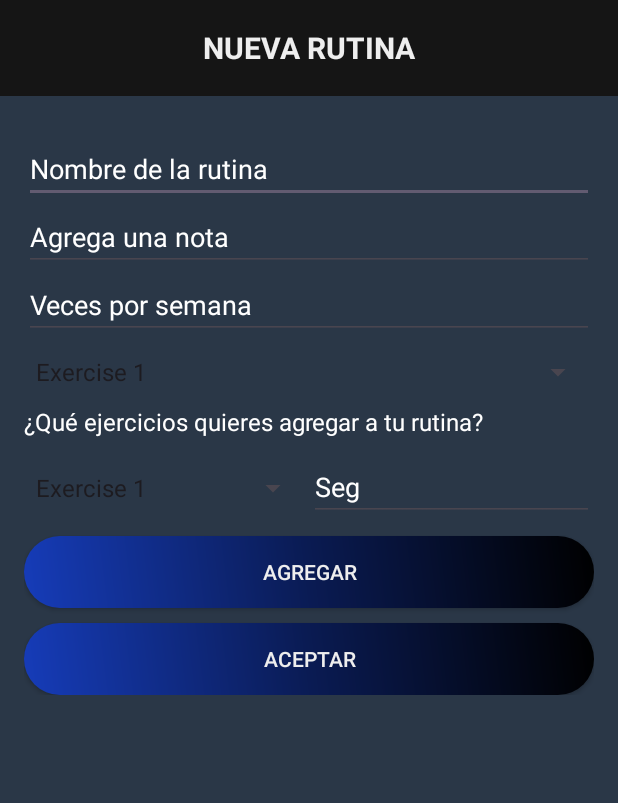
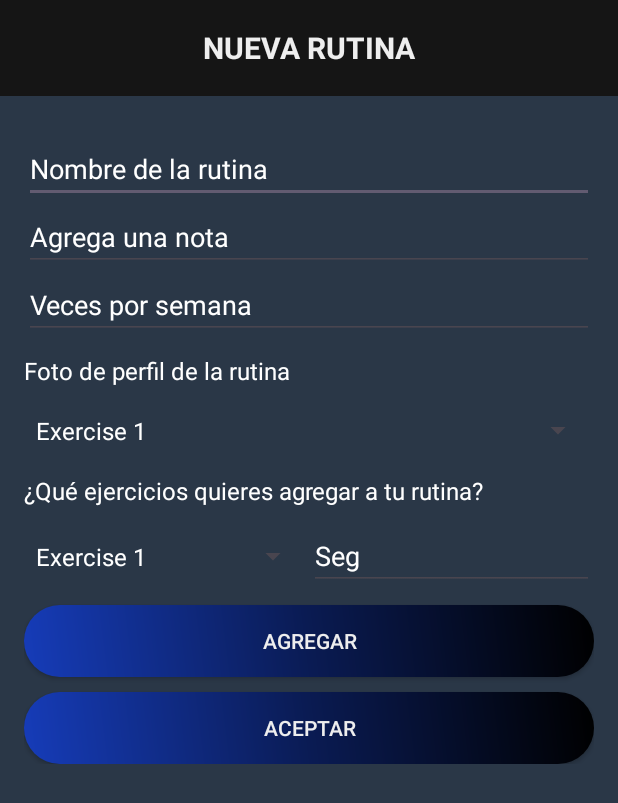
Before and after one commit to PieroJurupe/Android_ExerciseRoutine, an Android app: the AddRoutineActivity screen opened directly, with no data from a screen before it, after a tap on "AGREGAR", on a phone screen of 412 x 824 dp. Shown: the top 803 px of the screen. Run offline under Robolectric (Android 15) with nearby library versions, the phone set to English and light mode, and no system bars.

Commit message:
Mejorando diseño

```diff
--- a/app/src/main/java/com/example/gymapp/AddRoutineActivity.java
+++ b/app/src/main/java/com/example/gymapp/AddRoutineActivity.java
@@ -48,8 +48,9 @@ public class AddRoutineActivity extends AppCompatActivity {
         buttonAddExercise = findViewById(R.id.buttonAddExercise);
         layoutNewExercises = findViewById(R.id.layoutNewExercises);
 
+        // AddRoutineActivity.java
         ArrayAdapter<CharSequence> adapter = ArrayAdapter.createFromResource(this,
-                R.array.exercise_images, android.R.layout.simple_spinner_item);
+                R.array.exercise_images, R.layout.spinner_item);
         adapter.setDropDownViewResource(android.R.layout.simple_spinner_dropdown_item);
         spinnerExerciseImage.setAdapter(adapter);
 
@@ -95,7 +96,7 @@ public class AddRoutineActivity extends AppCompatActivity {
 
         Spinner newSpinner = new Spinner(this);
         ArrayAdapter<CharSequence> adapter = ArrayAdapter.createFromResource(this,
-                R.array.exercise_images, android.R.layout.simple_spinner_item);
+                R.array.exercise_images, R.layout.spinner_item);
         adapter.setDropDownViewResource(android.R.layout.simple_spinner_dropdown_item);
         newSpinner.setAdapter(adapter);
 
--- a/app/src/main/res/layout/activity_add_routine.xml
+++ b/app/src/main/res/layout/activity_add_routine.xml
@@ -60,7 +60,13 @@
                 android:layout_height="wrap_content"
                 android:hint="Veces por semana"
                 android:inputType="number" />
-
+            <TextView
+                android:layout_width="wrap_content"
+                android:layout_height="wrap_content"
+                android:layout_marginTop="10dp"
+                android:text="Foto de perfil de la rutina"
+                android:textColor="@color/white"
+                android:textSize="16sp" />
             <Spinner
                 android:id="@+id/spinnerExerciseImage"
                 android:layout_width="match_parent"
--- /dev/null
+++ b/app/src/main/res/layout/spinner_item.xml
@@ -0,0 +1,7 @@
+<!-- res/layout/spinner_item.xml -->
+<TextView xmlns:android="http://schemas.android.com/apk/res/android"
+    android:layout_width="match_parent"
+    android:layout_height="wrap_content"
+    android:textColor="@color/white"
+    android:padding="8dp"
+    android:textSize="16sp" />
```
Also changed, not shown: app/src/main/res/layout/activity_cronometro.xml (+7 -3 lines).
